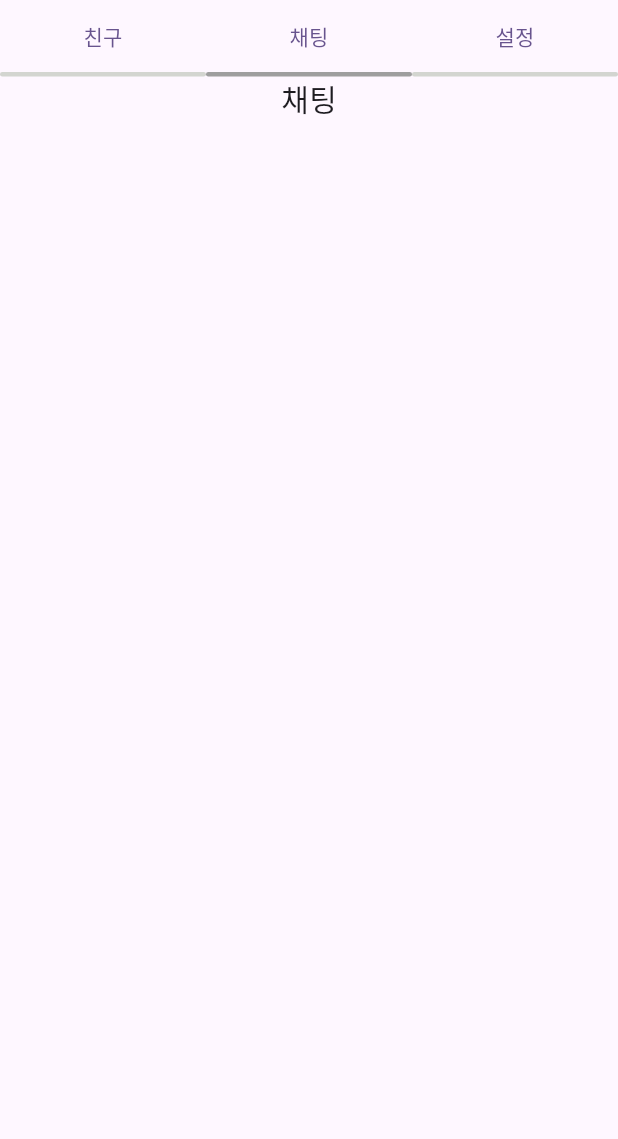
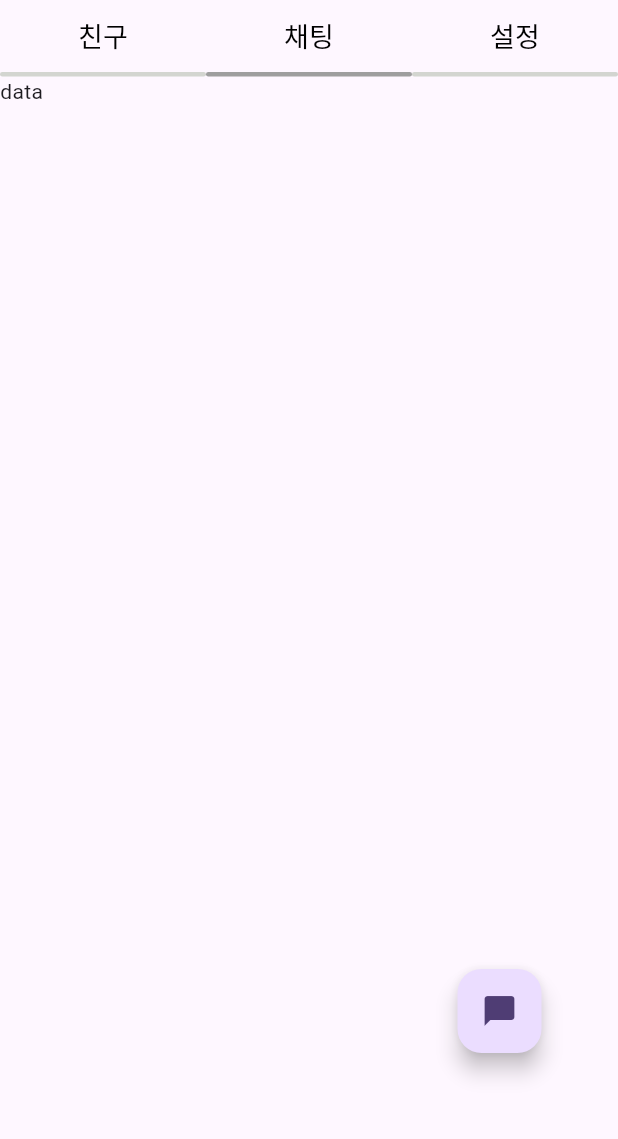
Before and after one commit to mmol93/flutter_self_talk, a Flutter app: the screen it shows after launch, after a tap on "채팅", on a phone screen of 412 x 824 dp, the part 84-1223 px from its top. Run offline on Flutter 3.47's test engine with Material 3 defaults, Android fonts, the light colour scheme and no system bars; drawn by our look-alikes of smooth_page_indicator; our stand-ins replace google_fonts.

Commit message:
친구, 채팅 페이지 기본 베이스 완성

```diff
--- /dev/null
+++ b/lib/screens/chat/chat_list_screen.dart
@@ -0,0 +1,31 @@
+import 'package:flutter/material.dart';
+
+class ChatListScreen extends StatefulWidget {
+  const ChatListScreen({super.key});
+
+  @override
+  State<ChatListScreen> createState() => _FriendScreenState();
+}
+
+class _FriendScreenState extends State<ChatListScreen> {
+  @override
+  Widget build(BuildContext context) {
+    return Scaffold(
+      body: Expanded(
+        child: Column(
+          children: [
+            Text("data"),
+          ],
+        ),
+      ),
+      floatingActionButton: Container(
+        margin: const EdgeInsets.only(bottom: 50, right: 35),
+        child: FloatingActionButton(
+          child: Icon(Icons.chat_bubble),
+          onPressed: () {},
+        ),
+      ),
+      floatingActionButtonLocation: FloatingActionButtonLocation.endFloat,
+    );
+  }
+}
--- /dev/null
+++ b/lib/screens/home/friend_screen.dart
@@ -0,0 +1,31 @@
+import 'package:flutter/material.dart';
+
+class FriendScreen extends StatefulWidget {
+  const FriendScreen({super.key});
+
+  @override
+  State<FriendScreen> createState() => _FriendScreenState();
+}
+
+class _FriendScreenState extends State<FriendScreen> {
+  @override
+  Widget build(BuildContext context) {
+    return Scaffold(
+      body: Expanded(
+        child: Column(
+          children: [
+            Text("data"),
+          ],
+        ),
+      ),
+      floatingActionButton: Container(
+        margin: const EdgeInsets.only(bottom: 50, right: 35),
+        child: FloatingActionButton(
+          child: Icon(Icons.person_2),
+          onPressed: () {},
+        ),
+      ),
+      floatingActionButtonLocation: FloatingActionButtonLocation.endFloat,
+    );
+  }
+}
--- a/lib/screens/home/main.dart
+++ b/lib/screens/home/main.dart
@@ -1,5 +1,7 @@
 import 'package:flutter/material.dart';
 import 'package:google_fonts/google_fonts.dart';
+import 'package:self_talk/screens/chat/chat_list_screen.dart';
+import 'package:self_talk/screens/home/friend_screen.dart';
 import 'package:smooth_page_indicator/smooth_page_indicator.dart';
 import '../../colors/default.dart';
 
@@ -44,7 +46,8 @@ class _MyHomePageState extends State<MyHomePage> {
 
   void _updateBarIndicator(index) {
     setState(() {
-      _pageController.animateToPage(index, duration: const Duration(milliseconds: 300), curve: Curves.easeInOut);
+      _pageController.animateToPage(index,
+          duration: const Duration(milliseconds: 300), curve: Curves.easeInOut);
     });
   }
 
@@ -54,7 +57,10 @@ class _MyHomePageState extends State<MyHomePage> {
         style: ButtonStyle(
           overlayColor: MaterialStateProperty.all(Colors.transparent),
         ),
-        child: Text(viewPagerTitle),
+        child: Text(
+          viewPagerTitle,
+          style: const TextStyle(fontSize: 18, color: Colors.black),
+        ),
         onPressed: () {
           _updateBarIndicator(tabButtonIndex);
         },
@@ -88,25 +94,25 @@ class _MyHomePageState extends State<MyHomePage> {
             count: pageList.length,
             effect: WormEffect(
                 dotWidth: barWidth,
-                dotHeight:  3.0,
+                dotHeight: 3.0,
                 spacing: 0,
-                dotColor:  defaultGrayBackground,
-                activeDotColor:  Colors.grey
-            ),
+                dotColor: defaultGrayBackground,
+                activeDotColor: Colors.grey),
           ),
           Expanded(
             child: PageView(
               controller: _pageController,
-              children: pageList.map((page) {
-                return Column(
-                  children: [
-                    Text(
-                      page,
-                      style: TextStyle(fontSize: 20),
-                    )
-                  ],
-                );
-              }).toList(),
+              children: const [
+                Expanded(
+                  child: FriendScreen(),
+                ),
+                Expanded(
+                  child: ChatListScreen(),
+                ),
+                Expanded(
+                  child: Text("sdfafd"),
+                ),
+              ],
             ),
           ),
         ],
```
